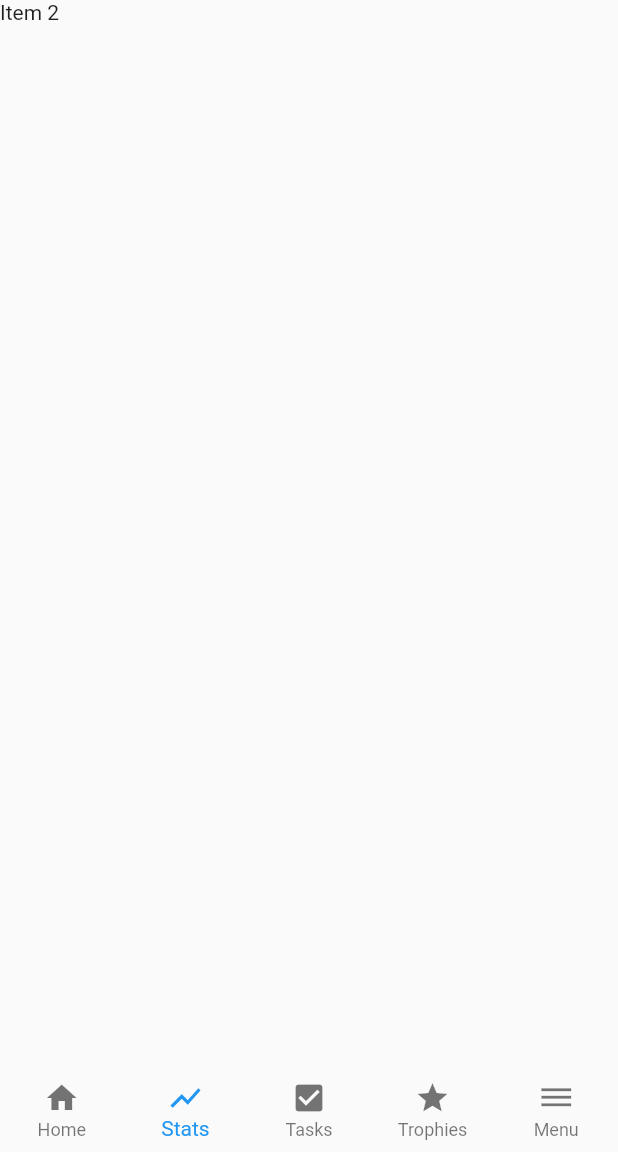
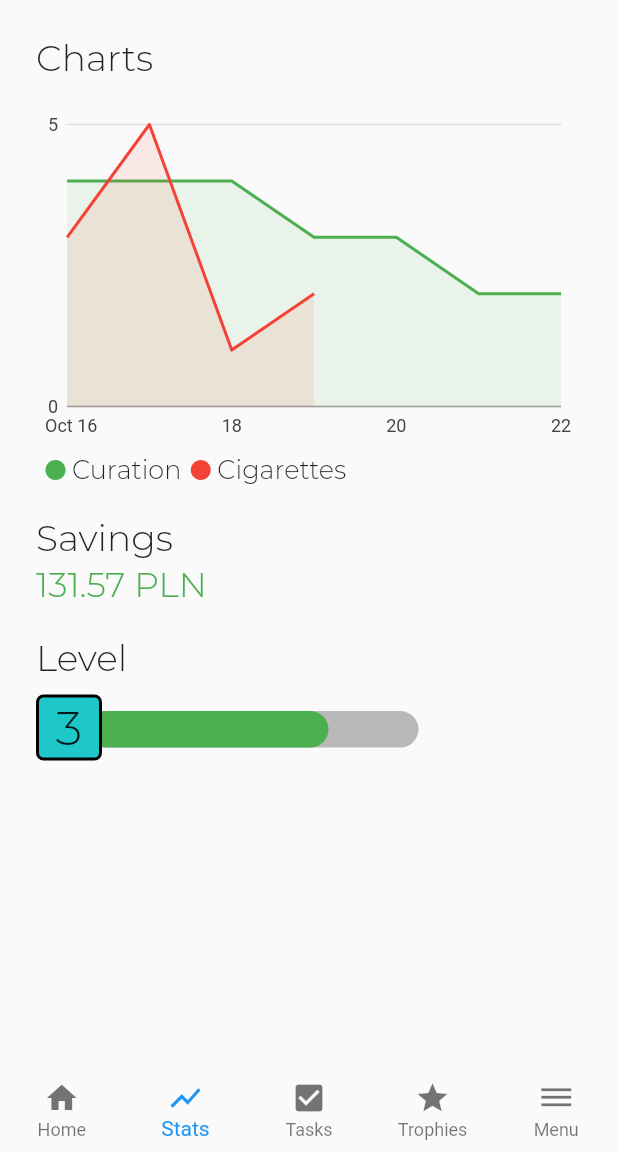
Before and after one commit to agr0chal/Niquit, a Flutter app: the screen it shows after launch, item 2 of the bottom bar chosen, on a phone screen of 412 x 824 dp, the part 84-1236 px from its top. Run offline on Flutter 3.47's test engine with Material 2 defaults, Android fonts, the phone set to English and light mode, and no system bars; our stand-ins replace charts_flutter, shared_preferences.

Commit message:
StatsScreen added

```diff
--- /dev/null
+++ b/lib/CigChart.dart
@@ -0,0 +1,80 @@
+/// Example of a stacked area chart.
+import 'package:charts_flutter/flutter.dart' as charts;
+import 'package:flutter/material.dart';
+import 'package:niquit/CigSeries.dart';
+
+class SimpleTimeSeriesChart extends StatelessWidget {
+  const SimpleTimeSeriesChart(this.seriesList);
+
+  factory SimpleTimeSeriesChart.withData() {
+    return SimpleTimeSeriesChart(
+      _getData(),
+    );
+  }
+
+  final List<charts.Series<CigSeries, DateTime>> seriesList;
+
+  @override
+  Widget build(BuildContext context) {
+    return Container(
+      height: 230,
+      child: charts.TimeSeriesChart(
+        seriesList,
+        defaultRenderer:
+            new charts.LineRendererConfig(includeArea: true, stacked: false),
+        animate: false,
+        dateTimeFactory: const charts.LocalDateTimeFactory(),
+        domainAxis: charts.DateTimeAxisSpec(
+          tickFormatterSpec: charts.AutoDateTimeTickFormatterSpec(
+            day: charts.TimeFormatterSpec(
+              format: 'EEE',
+              transitionFormat: 'EEE',
+            ),
+          ),
+        ),
+      ),
+    );
+  }
+
+  /// Create one series with sample hard coded data.
+  static List<charts.Series<CigSeries, DateTime>> _getData() {
+    DateTime now = DateTime.now();
+    final date = DateTime(now.year, now.month, now.day);
+
+    final List<CigSeries> cigs = <CigSeries>[
+      CigSeries(date.subtract(Duration(days: 3)), 3),
+      CigSeries(date.subtract(Duration(days: 2)), 5),
+      CigSeries(date.subtract(Duration(days: 1)), 1),
+      CigSeries(date, 2),
+      /*CigSeries(date.add(new Duration(days: 1)), 0),
+      CigSeries(date.add(new Duration(days: 2)), 0),
+      CigSeries(date.add(new Duration(days: 3)), 0),*/
+    ];
+    final List<CigSeries> curation = <CigSeries>[
+      CigSeries(date.subtract(Duration(days: 3)), 4),
+      CigSeries(date.subtract(Duration(days: 2)), 4),
+      CigSeries(date.subtract(Duration(days: 1)), 4),
+      CigSeries(date, 3),
+      CigSeries(date.add(Duration(days: 1)), 3),
+      CigSeries(date.add(Duration(days: 2)), 2),
+      CigSeries(date.add(Duration(days: 3)), 2),
+    ];
+
+    return <charts.Series<CigSeries, DateTime>>[
+      charts.Series<CigSeries, DateTime>(
+        id: 'Curation',
+        colorFn: (_, __) => charts.MaterialPalette.green.shadeDefault,
+        domainFn: (CigSeries data, _) => data.time,
+        measureFn: (CigSeries data, _) => data.cigs,
+        data: curation,
+      ),
+      charts.Series<CigSeries, DateTime>(
+        id: 'Cigarettes',
+        colorFn: (_, __) => charts.MaterialPalette.red.shadeDefault,
+        domainFn: (CigSeries data, _) => data.time,
+        measureFn: (CigSeries data, _) => data.cigs,
+        data: cigs,
+      )
+    ];
+  }
+}
--- /dev/null
+++ b/lib/CigSeries.dart
@@ -0,0 +1,6 @@
+class CigSeries {
+  CigSeries(this.time, this.cigs);
+
+  final DateTime time;
+  final int cigs;
+}
--- /dev/null
+++ b/lib/Screens/StatsScreen.dart
@@ -0,0 +1,146 @@
+import 'package:flutter/material.dart';
+import 'package:niquit/CigChart.dart';
+import 'package:shared_preferences/shared_preferences.dart';
+
+class Stats extends StatefulWidget {
+  @override
+  _StatsState createState() => _StatsState();
+}
+
+class _StatsState extends State<Stats> {
+  int counter = 0;
+  @override
+  void initState() {
+    super.initState();
+    _CountCigsLoad();
+  }
+
+  _CountCigsLoad() async {
+    SharedPreferences prefs = await SharedPreferences.getInstance();
+    setState(() {
+      counter = (prefs.getInt('count_cigs') ?? 0);
+    });
+  }
+
+  _CountCigsAdd() async {
+    SharedPreferences prefs = await SharedPreferences.getInstance();
+    setState(() {
+      counter = (prefs.getInt('count_cigs') ?? 0) + 1;
+      prefs.setInt('count_cigs', counter);
+    });
+  }
+
+  @override
+  Widget build(BuildContext context) {
+    return Scaffold(
+      body: Theme(
+        data: ThemeData(fontFamily: 'Montserrat'),
+        child: Padding(
+          padding: const EdgeInsets.all(24),
+          child: Column(
+            crossAxisAlignment: CrossAxisAlignment.start,
+            children: [
+              Text('Charts',
+                  style: TextStyle(fontSize: 24, fontFamily: 'Montserrat')),
+              const SizedBox(height: 16),
+              SimpleTimeSeriesChart.withData(),
+              const SizedBox(height: 4),
+              Row(
+                crossAxisAlignment: CrossAxisAlignment.center,
+                children: <Widget>[
+                  const SizedBox(width: 5),
+                  Icon(
+                    Icons.brightness_1,
+                    color: Colors.green,
+                    size: 16,
+                  ),
+                  const SizedBox(width: 3),
+                  Text('Curation',
+                      style: TextStyle(fontSize: 17, fontFamily: 'Montserrat')),
+                  const SizedBox(width: 5),
+                  Icon(
+                    Icons.brightness_1,
+                    color: Colors.red,
+                    size: 16,
+                  ),
+                  const SizedBox(width: 3),
+                  Text('Cigarettes',
+                      style: TextStyle(fontSize: 17, fontFamily: 'Montserrat')),
+                ],
+              ),
+              const SizedBox(height: 20),
+              Text('Savings',
+                  style: TextStyle(fontSize: 24, fontFamily: 'Montserrat')),
+              const SizedBox(height: 3),
+              Text('131.57 PLN',
+                  style: TextStyle(
+                      fontSize: 23,
+                      fontFamily: 'Montserrat',
+                      color: Colors.green)),
+              const SizedBox(height: 20),
+              Text('Level',
+                  style: TextStyle(fontSize: 24, fontFamily: 'Montserrat')),
+              const SizedBox(height: 10),
+              /*Row(
+              children: <Widget>[*/
+              SizedBox(
+                width: double.infinity,
+                child: Stack(
+                  children: <Widget>[
+                    Positioned(
+                      width: 220,
+                      height: 24.4,
+                      top: 11,
+                      left: 35,
+                      child: Container(
+                        width: MediaQuery.of(context).size.width,
+                        height: MediaQuery.of(context).size.height,
+                        decoration: BoxDecoration(
+                          color: Colors.black26,
+                          borderRadius: BorderRadius.only(
+                              topRight: Radius.circular(50),
+                              bottomRight: Radius.circular(50)),
+                        ),
+                      ),
+                    ),
+                    Positioned(
+                      width: 160,
+                      height: 24.4,
+                      top: 11,
+                      left: 35,
+                      child: Container(
+                        width: MediaQuery.of(context).size.width,
+                        height: MediaQuery.of(context).size.height,
+                        decoration: BoxDecoration(
+                          color: Colors.green,
+                          borderRadius: BorderRadius.all(Radius.circular(50)),
+                        ),
+                      ),
+                    ),
+                    Container(
+                      width: 44,
+                      height: 44,
+                      decoration: BoxDecoration(
+                        color: Color(0xff1ec8c8),
+                        borderRadius: BorderRadius.all(Radius.circular(5)),
+                        border: Border.all(width:2),
+
+                      ),
+                      child: Center(
+                        child: Text('3',
+                            style: TextStyle(
+                                fontSize: 32, fontFamily: 'Montserrat')),
+                      ),
+                    ),
+                  ],
+                ),
+              ),
+              /*],
+              ),*/
+            ],
+          ),
+        ),
+      ),
+    );
+  }
+}
--- a/lib/main.dart
+++ b/lib/main.dart
@@ -2,6 +2,7 @@ import 'package:flutter/material.dart';
 import './Screens/HomeScreen.dart';
 import './Screens/TasksScreen.dart';
 import './Screens/MenuScreen.dart';
+import './Screens/StatsScreen.dart';
 void main() => runApp(MyApp());
 
 class MyApp extends StatefulWidget {
@@ -15,7 +16,7 @@ class MyAppState extends State<MyApp> {
    int _selectedPage = 0;
    final _pageOptions = [
      Home(),
-     Text('Item 2'),
+     Stats(),
      Tasks(),
      Text('Item 4'),
      MenuScreen(),
--- a/pubspec.yaml
+++ b/pubspec.yaml
@@ -20,6 +20,7 @@ dependencies:
   flutter:
     sdk: flutter
   shared_preferences: ^0.5.3+5
+  charts_flutter: ^0.8.1
 
   # The following adds the Cupertino Icons font to your application.
   # Use with the CupertinoIcons class for iOS style icons.
```
Also changed, not shown: pubspec.lock.
